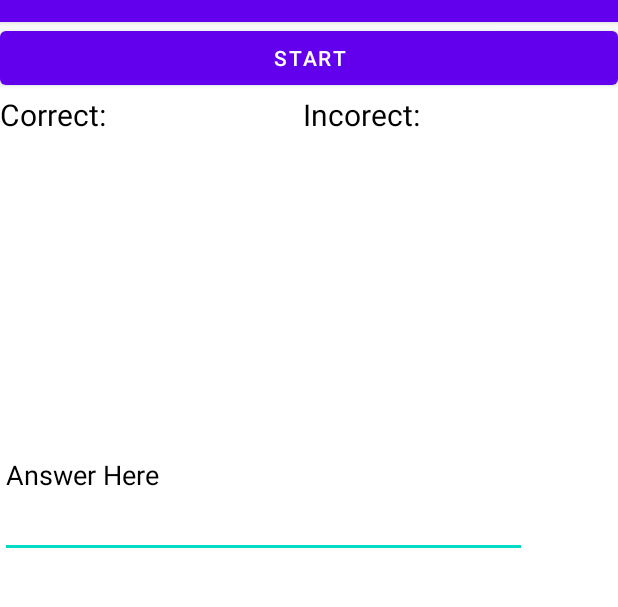
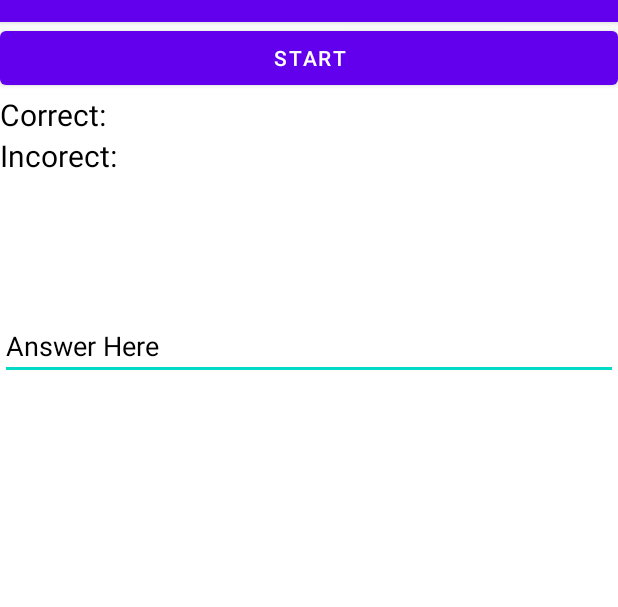
Before and after one commit to Jai-Wilson/EducationalGame, an Android app: the GameActivity screen opened directly, with no data from a screen before it, on a phone screen of 412 x 824 dp, the part 62-669 px from its top. Run offline under Robolectric (Android 15) with nearby library versions, the phone set to English and light mode, and no system bars.

Commit message:
Remove XML warnings and other warnings from android studio. Fix game activity XML

```diff
--- a/app/src/main/java/au/edu/jcu/cp3406/educationalgame/GameActivity.java
+++ b/app/src/main/java/au/edu/jcu/cp3406/educationalgame/GameActivity.java
@@ -16,27 +16,24 @@ import android.os.Bundle;
 import android.view.View;
 import android.widget.Button;
 import android.widget.EditText;
-import android.widget.ImageView;
-import android.widget.TableLayout;
+import android.widget.LinearLayout;
 import android.widget.TextView;
 import android.widget.Toast;
 
 import androidx.appcompat.app.AppCompatActivity;
 
+import java.util.Locale;
+
 public class GameActivity extends AppCompatActivity implements SensorEventListener {
-    private static final int shakeCalibrate = 800;
 
     Game game;
     Button startButton;
-    Button pauseButton;
-    Button restartButton;
     Button checkButton;
     TextView questionsBox;
     TextView correctBox;
     TextView incorrectBox;
     EditText userInputBox;
-    ImageView bottomImage;
-    TableLayout tableLayout;
+    LinearLayout linearLayout;
 
     public int questionCounter;
     public Boolean isStart;
@@ -44,15 +41,12 @@ public class GameActivity extends AppCompatActivity implements SensorEventListen
     public int incorrectCounter;
     public Boolean lightMode;
     public String userName;
-    //.initialise the sensor
+    //initialise the sensor
     private SensorManager sensorManager;
     private Sensor shakeSensor;
     private float acelVal;
-    private float acelLast;
     private float shake;
-    private int difficulty;
     private int passingRate;
-    public Boolean finished;
     public Boolean passed;
     public String level;
 
@@ -64,17 +58,16 @@ public class GameActivity extends AppCompatActivity implements SensorEventListen
         Intent intent = getIntent();
         lightMode = intent.getBooleanExtra("lightMode", true);
         userName = intent.getStringExtra("userName");
-        difficulty = intent.getIntExtra("difficulty", 0);
+        int difficulty = intent.getIntExtra("difficulty", 0);
 
         game = new Game();
         startButton = findViewById(R.id.startButton);
         checkButton = findViewById(R.id.checkButton);
         questionsBox = findViewById(R.id.questionBox);
         userInputBox = findViewById(R.id.userInputBox);
-        bottomImage = findViewById(R.id.bottomImage);
         correctBox = findViewById(R.id.correctBox);
         incorrectBox = findViewById(R.id.incorrectBox);
-        tableLayout = (TableLayout) findViewById(R.id.tableLayout);
+        linearLayout = findViewById(R.id.tableLayout);
 
         sensorManager = (SensorManager) getSystemService(Context.SENSOR_SERVICE);
         shakeSensor = sensorManager.getDefaultSensor(Sensor.TYPE_ACCELEROMETER);
@@ -100,15 +93,14 @@ public class GameActivity extends AppCompatActivity implements SensorEventListen
             float y = event.values[1];
             float z = event.values[2];
 
-            acelLast = acelVal;
+            float acelLast = acelVal;
             acelVal = (float) Math.sqrt(x * x + y * y + z * z);
             float changeInAccel = acelVal - acelLast;
             shake = shake * 0.9f + changeInAccel;
 
             //detect if shake is strong enough
-            if (shake > 5) {
+            if (shake > 10) {
                 //shake detected
-                Toast toast = Toast.makeText(getApplicationContext(), "Shake Detected", Toast.LENGTH_SHORT);
                 userInputBox.setText("");
             }
         }
@@ -160,11 +152,11 @@ public class GameActivity extends AppCompatActivity implements SensorEventListen
         if (userAnswer.equals(currentAnswer)) {
             Toast.makeText(this, "Correct", Toast.LENGTH_SHORT).show();
             ++correctCounter;
-            correctBox.setText(String.format("Correct : %d", correctCounter));
+            correctBox.setText(String.format(Locale.getDefault(), "Correct : %d", correctCounter));
         } else {
             Toast.makeText(this, String.format("Incorrect, the correct answer is: %s", currentAnswer), Toast.LENGTH_SHORT).show();
             ++incorrectCounter;
-            incorrectBox.setText(String.format("Inorrect : %d", incorrectCounter));
+            incorrectBox.setText(String.format(Locale.getDefault(), "Inorrect : %d", incorrectCounter));
         }
         ++questionCounter;
         if (questionCounter < 10) {
@@ -213,14 +205,14 @@ public class GameActivity extends AppCompatActivity implements SensorEventListen
             questionsBox.setTextColor(Color.BLACK);
             userInputBox.setTextColor(Color.BLACK);
             userInputBox.setHintTextColor(Color.BLACK);
-            tableLayout.setBackgroundColor(Color.WHITE);
+            linearLayout.setBackgroundColor(Color.WHITE);
         } else {
             correctBox.setTextColor(Color.WHITE);
             incorrectBox.setTextColor(Color.WHITE);
             questionsBox.setTextColor(Color.WHITE);
             userInputBox.setTextColor(Color.WHITE);
             userInputBox.setHintTextColor(Color.WHITE);
-            tableLayout.setBackgroundColor(Color.BLACK);
+            linearLayout.setBackgroundColor(Color.BLACK);
         }
     }
 
--- a/app/src/main/java/au/edu/jcu/cp3406/educationalgame/HighScoresActivity.java
+++ b/app/src/main/java/au/edu/jcu/cp3406/educationalgame/HighScoresActivity.java
@@ -20,8 +20,6 @@ public class HighScoresActivity extends AppCompatActivity {
     TextView highScoresLabel;
     ListView highScoresList;
     public Boolean lightMode;
-    private SQLiteDatabase db;
-    private Cursor cursor;
 
     @Override
     protected void onCreate(Bundle savedInstanceState) {
@@ -36,8 +34,8 @@ public class HighScoresActivity extends AppCompatActivity {
 
         SQLiteOpenHelper highScoresDatabaseHelper = new HighScoresDatabaseHelper(this);
         try {
-            db = highScoresDatabaseHelper.getReadableDatabase();
-            cursor = db.query("HIGHSCORE", null, null, null, null, null, "SCORE DESC", null);
+            SQLiteDatabase db = highScoresDatabaseHelper.getReadableDatabase();
+            Cursor cursor = db.query("HIGHSCORE", null, null, null, null, null, "SCORE DESC", null);
             SimpleCursorAdapter listAdapter = new SimpleCursorAdapter(HighScoresActivity.this,
                     android.R.layout.simple_list_item_1,
                     cursor,
--- a/app/src/main/java/au/edu/jcu/cp3406/educationalgame/MainActivity.java
+++ b/app/src/main/java/au/edu/jcu/cp3406/educationalgame/MainActivity.java
@@ -152,7 +152,7 @@ public class MainActivity extends AppCompatActivity implements AdapterView.OnIte
     @Override
     public void onItemSelected(AdapterView<?> parent, View view, int position, long id) {
         String choice = parent.getItemAtPosition(position).toString();
-        Toast.makeText(getApplicationContext(), choice, Toast.LENGTH_SHORT).show();Toast.makeText(getApplicationContext(), choice, Toast.LENGTH_SHORT).show();
+        Toast.makeText(getApplicationContext(), choice, Toast.LENGTH_SHORT).show();
         difficulty = difficultySpinner.getSelectedItemPosition();
 
     }
--- a/app/src/main/java/au/edu/jcu/cp3406/educationalgame/SettingActivity.java
+++ b/app/src/main/java/au/edu/jcu/cp3406/educationalgame/SettingActivity.java
@@ -35,7 +35,7 @@ public class SettingActivity extends AppCompatActivity {
         radioButtonOne = findViewById(R.id.radioOne);
         radioButtonTwo = findViewById(R.id.radioTwo);
         settingsLabel = findViewById(R.id.settingsLabel);
-        settingsLayout = (LinearLayout) findViewById(R.id.settingsLayout);
+        settingsLayout = findViewById(R.id.settingsLayout);
 
         radioButtonOne.setChecked(!lightMode);
         radioButtonTwo.setChecked(lightMode);
--- a/app/src/main/res/layout/activity_game.xml
+++ b/app/src/main/res/layout/activity_game.xml
@@ -1,108 +1,60 @@
 <?xml version="1.0" encoding="utf-8"?>
-<TableLayout xmlns:android="http://schemas.android.com/apk/res/android"
+<LinearLayout xmlns:android="http://schemas.android.com/apk/res/android"
     xmlns:app="http://schemas.android.com/apk/res-auto"
     xmlns:tools="http://schemas.android.com/tools"
+    android:id="@+id/tableLayout"
     android:layout_width="match_parent"
     android:layout_height="match_parent"
-    tools:context=".GameActivity"
-    android:id="@+id/tableLayout">
+    android:orientation="vertical"
+    tools:context=".GameActivity">
 
-    <TableRow
+    <Button
+        android:id="@+id/startButton"
         android:layout_width="match_parent"
         android:layout_height="wrap_content"
-        >
-        <Button
-            android:layout_width="match_parent"
-            android:layout_height="wrap_content"
-            android:text="Start"
-            android:layout_weight="1"
-            android:id="@+id/startButton"
-            android:onClick="startQuiz"
-            />
-    </TableRow>
+        android:onClick="startQuiz"
+        android:text="@string/start" />
 
-    <LinearLayout
+    <TextView
+        android:id="@+id/correctBox"
         android:layout_width="wrap_content"
         android:layout_height="wrap_content"
-        android:layout_weight="2"
-        >
+        android:text="@string/correct"
+        android:textSize="20sp" />
 
-        <TextView
-            android:layout_height="wrap_content"
-            android:layout_width="wrap_content"
-            android:text="Correct: "
-            android:textSize="20sp"
-            android:id="@+id/correctBox"
-            android:layout_weight="0.5"
-            />
-        <TextView
-            android:layout_height="wrap_content"
-            android:layout_width="wrap_content"
-            android:text="Incorect: "
-            android:textSize="20sp"
-            android:id="@+id/incorrectBox"
-            android:layout_weight="0.5"
-            />
-
-    </LinearLayout>
-
-    <TableRow
-        android:layout_width="match_parent"
-        android:layout_height="match_parent"
-        android:layout_weight="2"
-        >
-        <TextView
-            android:layout_width="match_parent"
-            android:layout_height="wrap_content"
-            android:hint="Questions will apeear here"
-            android:textSize="30sp"
-            android:layout_weight="4"
-            android:id="@+id/questionBox"
-            />
-    </TableRow>
-
-    <TableRow
-        android:layout_width="match_parent"
-        android:layout_height="match_parent"
-        android:layout_weight="2"
-        >
-        <EditText
-            android:layout_width="match_parent"
-            android:layout_height="match_parent"
-            android:hint="Answer Here"
-            android:id="@+id/userInputBox"
-            />
-    </TableRow>
-
-    <TableRow
-        android:layout_height="match_parent"
-        android:layout_width="match_parent"
-        android:layout_weight="2"
-        >
-        <Button
-            android:layout_width="wrap_content"
-            android:layout_height="wrap_content"
-            android:text="Check!"
-            android:id="@+id/checkButton"
-            android:onClick="checkQuestion"
-            android:layout_gravity="center"
-            />
-    </TableRow>
-    <TableRow
-        android:layout_height="match_parent"
-        android:layout_width="match_parent"
-        android:layout_weight="9"
-        >
-        <ImageView
-            android:layout_width="match_parent"
-            android:layout_height="match_parent"
-            android:id="@+id/bottomImage"
-            />
-
-    </TableRow>
+    <TextView
+        android:id="@+id/incorrectBox"
+        android:layout_width="wrap_content"
+        android:layout_height="wrap_content"
+        android:text="@string/incorect"
+        android:textSize="20sp" />
 
 
+    <TextView
+        android:id="@+id/questionBox"
+        android:layout_width="match_parent"
+        android:layout_height="wrap_content"
+        android:hint="@string/questions_will_appear_here"
+        android:textSize="30sp" />
+
+    <EditText
+        android:layout_marginTop="50dp"
+        android:id="@+id/userInputBox"
+        android:layout_width="match_parent"
+        android:layout_height="wrap_content"
+        android:hint="@string/answer_here"
+        android:autofillHints="answer"
+        android:inputType="textCapSentences|textAutoCorrect" />
 
 
+    <Button
 
-</TableLayout>
+        android:id="@+id/checkButton"
+        android:layout_width="wrap_content"
+        android:layout_height="wrap_content"
+        android:layout_gravity="center"
+        android:onClick="checkQuestion"
+        android:text="@string/check" />
+
+
+</LinearLayout>
--- a/app/src/main/res/layout/activity_setting.xml
+++ b/app/src/main/res/layout/activity_setting.xml
@@ -11,7 +11,7 @@
     <TextView
         android:layout_width="wrap_content"
         android:layout_height="wrap_content"
-        android:text="Settings"
+        android:text="@string/settings"
         android:layout_gravity="center"
         android:textSize="30sp"
         android:layout_marginTop="100dp"
@@ -27,7 +27,7 @@
             android:layout_width="wrap_content"
             android:layout_height="wrap_content"
             android:id="@+id/radioOne"
-            android:text="Dark mode"/>
+            android:text="@string/dark_mode"/>
 
         <RadioButton
             android:layout_width="wrap_content"
@@ -42,7 +42,7 @@
         android:layout_width="wrap_content"
         android:layout_height="wrap_content"
         android:layout_gravity="center"
-        android:text="Apply!"
+        android:text="@string/apply"
         android:onClick="radioApply"
         />
 </LinearLayout>
--- a/app/src/main/res/values/strings.xml
+++ b/app/src/main/res/values/strings.xml
@@ -1,6 +1,27 @@
 <resources>
     <string name="app_name">EducationalGame</string>
     <string name="test">Test</string>
+    <string name="test_your_skills_in_this_fun_chemistry_quiz">Test your skills in this fun chemistry quiz!</string>
+    <string name="high_scores">High Scores</string>
+    <string name="start_quiz">Start Quiz!</string>
+    <string name="add_your_username_here">Add your username here!</string>
+    <string name="can_you_solve_the_chemystery">Can you solve the Chemystery?</string>
+    <string name="settings_cog">Settings Cog</string>
+    <string name="chemistry_teacher">Chemistry Teacher</string>
+    <string name="questions_will_appear_here">Questions will appear here</string>
+    <string name="answer_here">Answer Here</string>
+    <string name="check">Check!</string>
+    <string name="incorect">Incorect:</string>
+    <string name="correct">Correct:</string>
+    <string name="start">Start</string>
+    <string name="high_scores_text">HIGH SCORES</string>
+    <string name="settings">Settings</string>
+    <string name="dark_mode">Dark mode</string>
+    <string name="apply">Apply!</string>
+    <string name="would_you_like_to_tweet_the_following">Would you like to tweet the following:</string>
+    <string name="score_displayed_here">Score displayed here</string>
+    <string name="tweet">Tweet</string>
+    <string name="return_to_main_menu">Return to main menu</string>
 
     <string-array name="difficulties">
         <item>EASY</item>
```
Also changed, not shown: app/src/main/res/layout/activity_high_scores.xml (+1 -9 lines), app/src/main/res/layout/activity_main.xml (+11 -10 lines), app/src/main/res/layout/activity_social_networking.xml (+4 -4 lines), app/src/main/res/drawable-v24/chemteacher.jpg (added), app/src/main/res/drawable-v24/sadguy.jpg (deleted).
